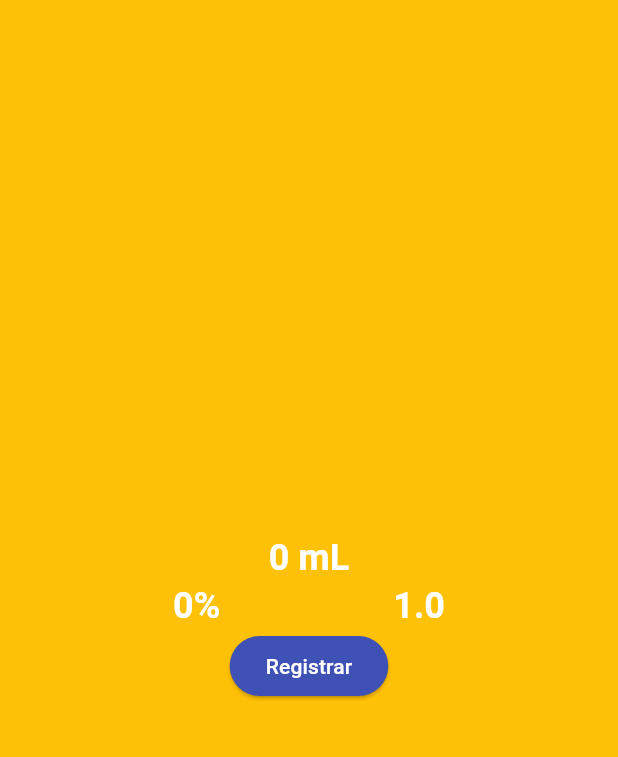
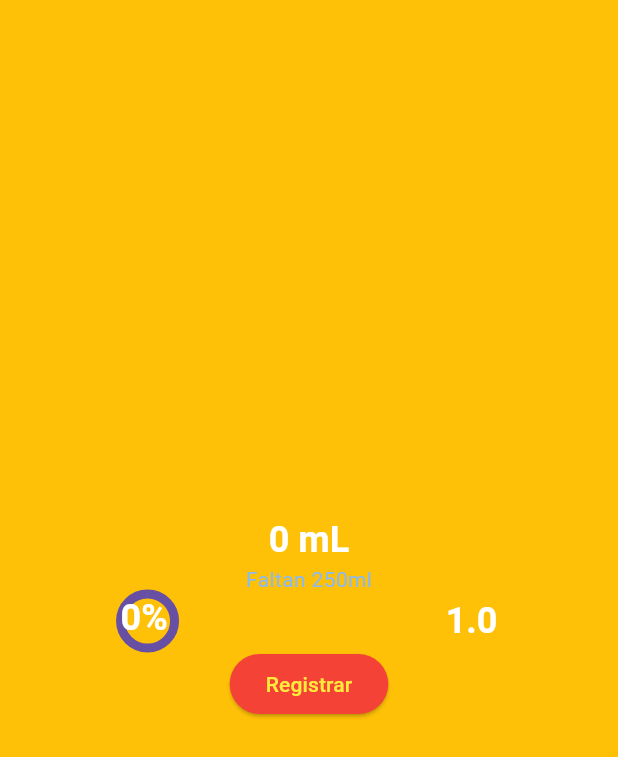
Before and after one commit to Uriel00002/Flutter_Wear_Os, a Flutter app: the screen it shows after launch, on a phone screen of 412 x 824 dp. Shown: the top 757 px of the screen. Run offline on Flutter 3.47's test engine with Material 2 defaults, Android fonts, the phone set to English and light mode, and no system bars.

Commit message:
Tercera version

```diff
--- a/flutter_application_1/lib/main.dart
+++ b/flutter_application_1/lib/main.dart
@@ -25,8 +25,15 @@ class MyApp extends StatelessWidget {
             bodyMedium: TextStyle(
               color : Color.fromARGB(255, 137, 186, 243),
             ),
+        ),
 
+        elevatedButtonTheme:ElevatedButtonThemeData(
+          style: ElevatedButton.styleFrom(
+            backgroundColor: Colors.red,
+            foregroundColor: Colors.yellow,
+          ),
         ),
+
         useMaterial3: true,
 
 
--- a/flutter_application_1/lib/screens/start_screen.dart
+++ b/flutter_application_1/lib/screens/start_screen.dart
@@ -1,29 +1,19 @@
-import 'package:flutter/cupertino.dart';
 import 'package:flutter/material.dart';
 
-class StartScreen extends StatefulWidget{
-  const StartScreen({Key? key}) : super (key : key);
-
-
+class StartScreen extends StatefulWidget {
+  const StartScreen({Key? key}) : super(key: key);
 
   @override
-  State<StartScreen> createState () => _StartScreenState();
+  State<StartScreen> createState() => _StartScreenState();
 }
 
-
-
 class _StartScreenState extends State<StartScreen> {
-
-
   @override
-  Widget build (BuildContext context){
-
-
-
+  Widget build(BuildContext context) {
     return Scaffold(
       body: Column(
         mainAxisAlignment: MainAxisAlignment.center,
-        children:[
+        children: [
           _totalMl(),
           _indicators(),
           _buttonReg(),
@@ -33,44 +23,74 @@ class _StartScreenState extends State<StartScreen> {
     );
   }
 
-  Widget _totalMl(){
+  Widget _totalMl() {
     return Column(
       children: [
         Text(
           '0 mL',
-           style: Theme.of(context).textTheme.headlineSmall,
+          style: Theme.of(context).textTheme.headlineSmall,
+        ),
+        Text(
+          'Faltan 250ml',
+          style: Theme.of(context).textTheme.bodyMedium,
         ),
       ],
     );
-              }
+  }
 
-  Widget _indicators(){
+  Widget _indicators() {
     return Row(
       mainAxisAlignment: MainAxisAlignment.spaceEvenly,
       children: [
-       Text(
-          '0%',
-          style:Theme.of(context).textTheme.headlineSmall,
-          ),
-          Text(
-            '1.0',
-             style:Theme.of(context).textTheme.headlineSmall,
-             ),
-         ],
-     );
+        _percentage(),
+        _smallDivider(),
+        _hydratation(),
+      ],
+    );
   }
 
-  Widget _buttonReg(){
-     return   Center(
-            child: ElevatedButton(
-                style: ElevatedButton.styleFrom(
-                  backgroundColor: Colors.indigo,
-                  foregroundColor: Colors.white
-                ),
-                onPressed: () {},
-                child : const Text('Registrar'),
+  Widget _percentage() {
+    return Column(
+      children: [
+        Stack(
+          children: [
+            const CircularProgressIndicator(
+              strokeWidth: 6,
+              value: 1.0,
             ),
-          );
+            Text(
+              '0%',
+              style: Theme.of(context).textTheme.headlineSmall,
+            ),
+          ],
+        ),
+      ],
+    );
   }
 
+  Widget _smallDivider() {
+    return const VerticalDivider(
+      color: Colors.brown,
+      thickness: 2,
+      width: 20,
+      indent: 10,
+      endIndent: 0,
+    );
+  }
+
+  Widget _hydratation() {
+    return Text(
+      '1.0',
+      style: Theme.of(context).textTheme.headlineSmall,
+    );
+  }
+
+  Widget _buttonReg() {
+    return Center(
+      child: ElevatedButton(
+        onPressed: () {},
+        child: const Text('Registrar'),
+      ),
+    );
+  }
 }
```
